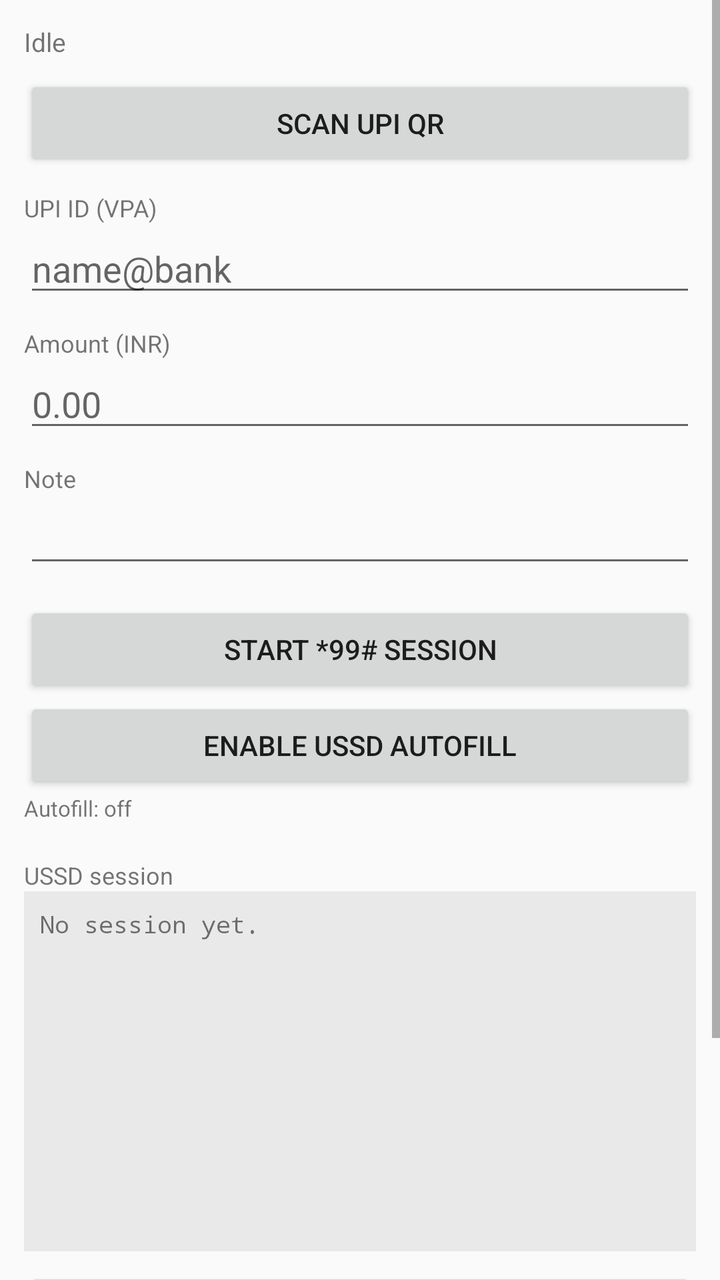
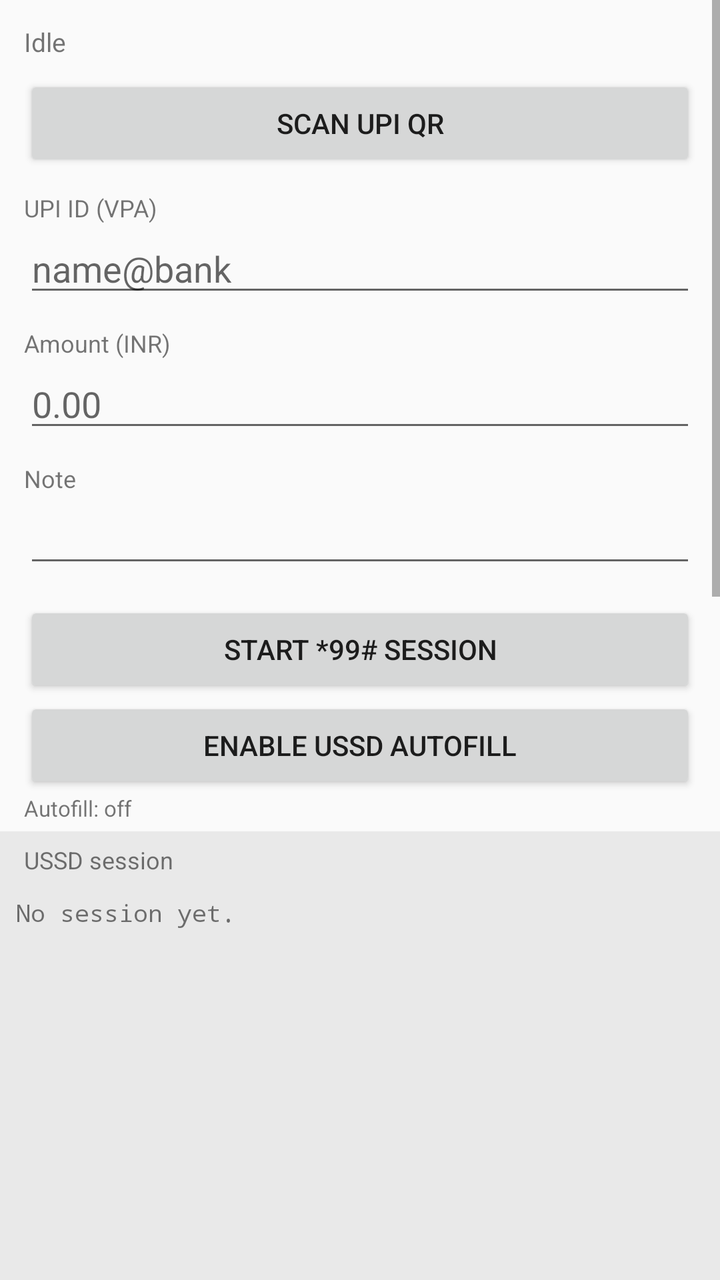

Two renders of the same Android screen: before a commit and after it. Below are the layout's source before the change and the commit's diff.
<!-- AndroidManifest.xml: application theme android:Theme.Material.Light.DarkActionBar -->
<!-- res/layout/activity_main.xml -->
<?xml version="1.0" encoding="utf-8"?>
<ScrollView xmlns:android="http://schemas.android.com/apk/res/android"
    android:layout_width="match_parent"
    android:layout_height="match_parent"
    android:fillViewport="true">

    <LinearLayout
        android:layout_width="match_parent"
        android:layout_height="wrap_content"
        android:orientation="vertical"
        android:padding="12dp">

        <TextView
            android:id="@+id/status"
            android:layout_width="match_parent"
            android:layout_height="wrap_content"
            android:textSize="13sp"
            android:paddingBottom="8dp"
            android:text="Idle" />

        <Button
            android:id="@+id/btnScan"
            android:layout_width="match_parent"
            android:layout_height="wrap_content"
            android:text="@string/scan_qr" />

        <TextView
            android:layout_width="match_parent"
            android:layout_height="wrap_content"
            android:text="UPI ID (VPA)"
            android:textSize="12sp"
            android:paddingTop="10dp" />

        <EditText
            android:id="@+id/etVpa"
            android:layout_width="match_parent"
            android:layout_height="wrap_content"
            android:inputType="textNoSuggestions"
            android:hint="name@bank" />

        <TextView
            android:layout_width="match_parent"
            android:layout_height="wrap_content"
            android:text="Amount (INR)"
            android:textSize="12sp"
            android:paddingTop="10dp" />

        <EditText
            android:id="@+id/etAmount"
            android:layout_width="match_parent"
            android:layout_height="wrap_content"
            android:inputType="numberDecimal"
            android:hint="0.00" />

        <TextView
            android:layout_width="match_parent"
            android:layout_height="wrap_content"
            android:text="Note"
            android:textSize="12sp"
            android:paddingTop="10dp" />

        <EditText
            android:id="@+id/etNote"
            android:layout_width="match_parent"
            android:layout_height="wrap_content"
            android:inputType="textNoSuggestions"
            android:maxLength="40" />

        <Button
            android:id="@+id/btnStart"
            android:layout_width="match_parent"
            android:layout_height="wrap_content"
            android:layout_marginTop="12dp"
            android:text="@string/start_ussd" />

        <Button
            android:id="@+id/btnAutofill"
            android:layout_width="match_parent"
            android:layout_height="wrap_content"
            android:text="Enable USSD autofill" />

        <TextView
            android:id="@+id/tvAutofillState"
            android:layout_width="match_parent"
            android:layout_height="wrap_content"
            android:textSize="11sp"
            android:paddingBottom="4dp"
            android:text="Autofill: off" />

        <TextView
            android:layout_width="match_parent"
            android:layout_height="wrap_content"
            android:text="USSD session"
            android:textSize="12sp"
            android:paddingTop="14dp" />

        <TextView
            android:id="@+id/tvTranscript"
            android:layout_width="match_parent"
            android:layout_height="180dp"
            android:background="#11000000"
            android:padding="8dp"
            android:textSize="12sp"
            android:typeface="monospace"
            android:scrollbars="vertical"
            android:text="No session yet." />

        <Button
            android:id="@+id/btnHistory"
            android:layout_width="match_parent"
            android:layout_height="wrap_content"
            android:layout_marginTop="8dp"
            android:text="Transaction history (30 days)" />

        <Button
            android:id="@+id/btnClear"
            android:layout_width="match_parent"
            android:layout_height="wrap_content"
            android:layout_marginTop="8dp"
            android:text="Clear log" />

        <TextView
            android:layout_width="match_parent"
            android:layout_height="wrap_content"
            android:paddingTop="12dp"
            android:textSize="11sp"
            android:text="USSD menus are controlled by your bank and telecom operator. This app only sends what you confirm." />
    </LinearLayout>
</ScrollView>
<!-- resources referenced by this layout -->
<resources>
  <string name="scan_qr">Scan UPI QR</string>
  <string name="start_ussd">Start *99# session</string>
</resources>

<!-- the commit's change to res/layout/activity_main.xml (unified diff, before → after) -->
@@ -1,129 +1,149 @@
 <?xml version="1.0" encoding="utf-8"?>
-<ScrollView xmlns:android="http://schemas.android.com/apk/res/android"
+<LinearLayout xmlns:android="http://schemas.android.com/apk/res/android"
     android:layout_width="match_parent"
     android:layout_height="match_parent"
-    android:fillViewport="true">
+    android:orientation="vertical">
 
-    <LinearLayout
+    
+    <ScrollView
+        android:layout_width="match_parent"
+        android:layout_height="0dp"
+        android:layout_weight="1"
+        android:fillViewport="true">
+
+        <LinearLayout
+            android:layout_width="match_parent"
+            android:layout_height="wrap_content"
+            android:orientation="vertical"
+            android:padding="12dp">
+
+            <TextView
+                android:id="@+id/status"
+                android:layout_width="match_parent"
+                android:layout_height="wrap_content"
+                android:textSize="13sp"
+                android:paddingBottom="8dp"
+                android:text="Idle" />
+
+            <Button
+                android:id="@+id/btnScan"
+                android:layout_width="match_parent"
+                android:layout_height="wrap_content"
+                android:text="@string/scan_qr" />
+
+            <TextView
+                android:layout_width="match_parent"
+                android:layout_height="wrap_content"
+                android:text="UPI ID (VPA)"
+                android:textSize="12sp"
+                android:paddingTop="10dp" />
+
+            <EditText
+                android:id="@+id/etVpa"
+                android:layout_width="match_parent"
+                android:layout_height="wrap_content"
+                android:inputType="textNoSuggestions"
+                android:hint="name@bank" />
+
+            <TextView
+                android:layout_width="match_parent"
+                android:layout_height="wrap_content"
+                android:text="Amount (INR)"
+                android:textSize="12sp"
+                android:paddingTop="10dp" />
+
+            <EditText
+                android:id="@+id/etAmount"
+                android:layout_width="match_parent"
+                android:layout_height="wrap_content"
+                android:inputType="numberDecimal"
+                android:hint="0.00" />
+
+            <TextView
+                android:layout_width="match_parent"
+                android:layout_height="wrap_content"
+                android:text="Note"
+                android:textSize="12sp"
+                android:paddingTop="10dp" />
+
+            <EditText
+                android:id="@+id/etNote"
+                android:layout_width="match_parent"
+                android:layout_height="wrap_content"
+                android:inputType="textNoSuggestions"
+                android:maxLength="40" />
+
+            <Button
+                android:id="@+id/btnStart"
+                android:layout_width="match_parent"
+                android:layout_height="wrap_content"
+                android:layout_marginTop="12dp"
+                android:text="@string/start_ussd" />
+
+            <Button
+                android:id="@+id/btnAutofill"
+                android:layout_width="match_parent"
+                android:layout_height="wrap_content"
+                android:text="Enable USSD autofill" />
+
+            <TextView
+                android:id="@+id/tvAutofillState"
+                android:layout_width="match_parent"
+                android:layout_height="wrap_content"
+                android:textSize="11sp"
+                android:paddingBottom="4dp"
+                android:text="Autofill: off" />
+
+            <Button
+                android:id="@+id/btnHistory"
+                android:layout_width="match_parent"
+                android:layout_height="wrap_content"
+                android:layout_marginTop="8dp"
+                android:text="Transaction history (30 days)" />
+
+            <Button
+                android:id="@+id/btnClear"
+                android:layout_width="match_parent"
+                android:layout_height="wrap_content"
+                android:layout_marginTop="8dp"
+                android:text="Clear log" />
+
+            <TextView
+                android:layout_width="match_parent"
+                android:layout_height="wrap_content"
+                android:paddingTop="12dp"
+                android:textSize="11sp"
+                android:text="USSD menus are controlled by your bank and telecom operator. This app only sends what you confirm." />
+        </LinearLayout>
+    </ScrollView>
+
+    
+    <TextView
         android:layout_width="match_parent"
         android:layout_height="wrap_content"
-        android:orientation="vertical"
-        android:padding="12dp">
+        android:background="#11000000"
+        android:paddingLeft="12dp"
+        android:paddingRight="12dp"
+        android:paddingTop="6dp"
+        android:paddingBottom="2dp"
+        android:text="USSD session"
+        android:textSize="12sp" />
 
-        <TextView
-            android:id="@+id/status"
-            android:layout_width="match_parent"
-            android:layout_height="wrap_content"
-            android:textSize="13sp"
-            android:paddingBottom="8dp"
-            android:text="Idle" />
-
-        <Button
-            android:id="@+id/btnScan"
-            android:layout_width="match_parent"
-            android:layout_height="wrap_content"
-            android:text="@string/scan_qr" />
-
-        <TextView
-            android:layout_width="match_parent"
-            android:layout_height="wrap_content"
-            android:text="UPI ID (VPA)"
-            android:textSize="12sp"
-            android:paddingTop="10dp" />
-
-        <EditText
-            android:id="@+id/etVpa"
-            android:layout_width="match_parent"
-            android:layout_height="wrap_content"
-            android:inputType="textNoSuggestions"
-            android:hint="name@bank" />
-
-        <TextView
-            android:layout_width="match_parent"
-            android:layout_height="wrap_content"
-            android:text="Amount (INR)"
-            android:textSize="12sp"
-            android:paddingTop="10dp" />
-
-        <EditText
-            android:id="@+id/etAmount"
-            android:layout_width="match_parent"
-            android:layout_height="wrap_content"
-            android:inputType="numberDecimal"
-            android:hint="0.00" />
-
-        <TextView
-            android:layout_width="match_parent"
-            android:layout_height="wrap_content"
-            android:text="Note"
-            android:textSize="12sp"
-            android:paddingTop="10dp" />
-
-        <EditText
-            android:id="@+id/etNote"
-            android:layout_width="match_parent"
-            android:layout_height="wrap_content"
-            android:inputType="textNoSuggestions"
-            android:maxLength="40" />
-
-        <Button
-            android:id="@+id/btnStart"
-            android:layout_width="match_parent"
-            android:layout_height="wrap_content"
-            android:layout_marginTop="12dp"
-            android:text="@string/start_ussd" />
-
-        <Button
-            android:id="@+id/btnAutofill"
-            android:layout_width="match_parent"
-            android:layout_height="wrap_content"
-            android:text="Enable USSD autofill" />
-
-        <TextView
-            android:id="@+id/tvAutofillState"
-            android:layout_width="match_parent"
-            android:layout_height="wrap_content"
-            android:textSize="11sp"
-            android:paddingBottom="4dp"
-            android:text="Autofill: off" />
-
-        <TextView
-            android:layout_width="match_parent"
-            android:layout_height="wrap_content"
-            android:text="USSD session"
-            android:textSize="12sp"
-            android:paddingTop="14dp" />
+    <ScrollView
+        android:id="@+id/logScroll"
+        android:layout_width="match_parent"
+        android:layout_height="200dp"
+        android:background="#11000000"
+        android:scrollbarStyle="insideOverlay"
+        android:fadeScrollbars="false">
 
         <TextView
             android:id="@+id/tvTranscript"
             android:layout_width="match_parent"
-            android:layout_height="180dp"
-            android:background="#11000000"
+            android:layout_height="wrap_content"
             android:padding="8dp"
             android:textSize="12sp"
             android:typeface="monospace"
-            android:scrollbars="vertical"
             android:text="No session yet." />
-
-        <Button
-            android:id="@+id/btnHistory"
-            android:layout_width="match_parent"
-            android:layout_height="wrap_content"
-            android:layout_marginTop="8dp"
-            android:text="Transaction history (30 days)" />
-
-        <Button
-            android:id="@+id/btnClear"
-            android:layout_width="match_parent"
-            android:layout_height="wrap_content"
-            android:layout_marginTop="8dp"
-            android:text="Clear log" />
-
-        <TextView
-            android:layout_width="match_parent"
-            android:layout_height="wrap_content"
-            android:paddingTop="12dp"
-            android:textSize="11sp"
-            android:text="USSD menus are controlled by your bank and telecom operator. This app only sends what you confirm." />
-    </LinearLayout>
-</ScrollView>
+    </ScrollView>
+</LinearLayout>
